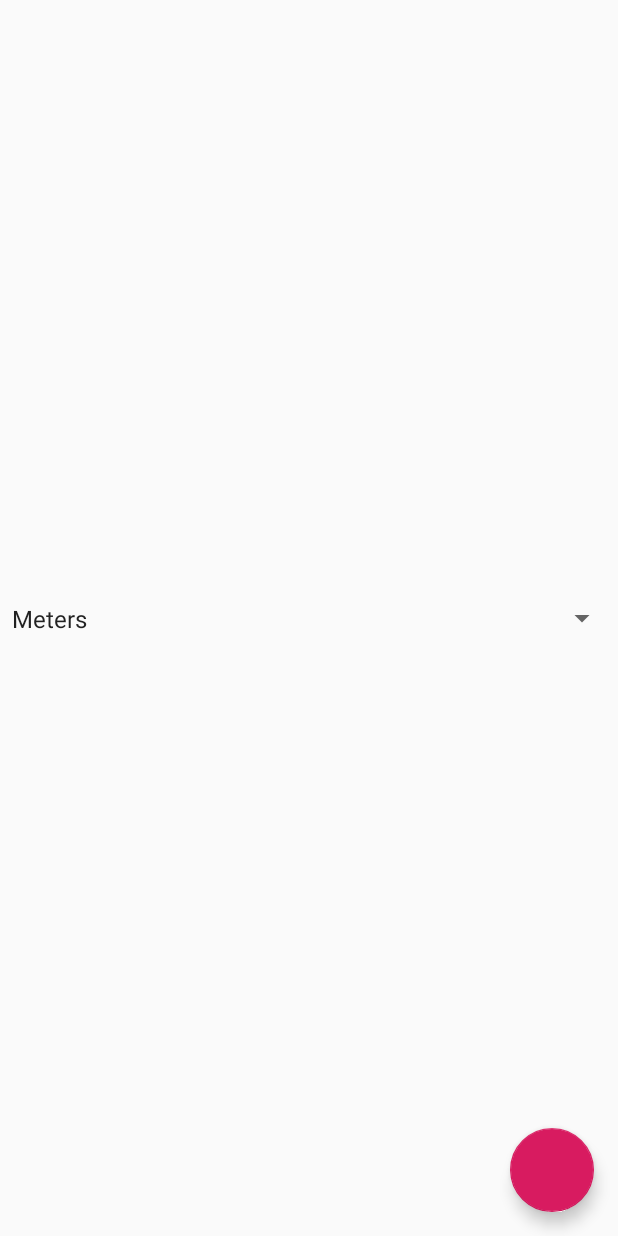
After one commit to mitchmad18/hw5_cis357, an Android app: the settingsActivity screen opened directly, with no data from a screen before it, on a phone screen of 412 x 824 dp. The commit adds this screen. Run offline under Robolectric (Android 15) with nearby library versions, the phone set to English and light mode, and no system bars.

Commit message:
Added logic for clear, mode, and settings intent to transition over to the settings screen.

```diff
--- a/app/build.gradle
+++ b/app/build.gradle
@@ -17,12 +17,18 @@ android {
             proguardFiles getDefaultProguardFile('proguard-android-optimize.txt'), 'proguard-rules.pro'
         }
     }
+
+    compileOptions {
+        sourceCompatibility JavaVersion.VERSION_1_8;
+        targetCompatibility JavaVersion.VERSION_1_8;
+    }
 }
 
 dependencies {
     implementation fileTree(dir: 'libs', include: ['*.jar'])
     implementation 'androidx.appcompat:appcompat:1.0.2'
     implementation 'androidx.constraintlayout:constraintlayout:1.1.3'
+    implementation 'com.google.android.material:material:1.0.0'
     testImplementation 'junit:junit:4.12'
     androidTestImplementation 'androidx.test.ext:junit:1.1.0'
     androidTestImplementation 'androidx.test.espresso:espresso-core:3.1.1'
--- a/app/src/main/AndroidManifest.xml
+++ b/app/src/main/AndroidManifest.xml
@@ -9,6 +9,10 @@
         android:roundIcon="@mipmap/ic_launcher_round"
         android:supportsRtl="true"
         android:theme="@style/AppTheme">
+        <activity
+            android:name=".settingsActivity"
+            android:label="@string/title_activity_settings"
+            android:theme="@style/AppTheme.NoActionBar"></activity>
         <activity android:name=".MainActivity">
             <intent-filter>
                 <action android:name="android.intent.action.MAIN" />
--- /dev/null
+++ b/app/src/main/java/com/example/calculatorapp/settingsActivity.java
@@ -0,0 +1,61 @@
+package com.example.calculatorapp;
+
+import android.content.Intent;
+import android.os.Bundle;
+
+import com.google.android.material.floatingactionbutton.FloatingActionButton;
+import com.google.android.material.snackbar.Snackbar;
+
+import androidx.appcompat.app.AppCompatActivity;
+import androidx.appcompat.widget.Toolbar;
+
+import android.view.View;
+import android.widget.AdapterView;
+import android.widget.ArrayAdapter;
+import android.widget.Spinner;
+
+public class settingsActivity extends AppCompatActivity {
+
+    private String selection = " ";
+
+    @Override
+    protected void onCreate(Bundle savedInstanceState) {
+        super.onCreate(savedInstanceState);
+        setContentView(R.layout.activity_settings);
+        //Toolbar toolbar = findViewById(R.id.toolbar);
+        //setSupportActionBar(toolbar);
+
+        FloatingActionButton fab = findViewById(R.id.fab);
+        fab.setOnClickListener(new View.OnClickListener() {
+            @Override
+            public void onClick(View view) {
+                //Snackbar.make(view, "Replace with your own action", Snackbar.LENGTH_LONG)
+                        //.setAction("Action", null).show();
+                Intent intent = new Intent();
+                intent.putExtra("unit", selection);
+                setResult(MainActivity.SETTINGS_SELECTION,intent);
+                finish();
+            }
+        });
+
+        Spinner spinner = (Spinner) findViewById(R.id.unitsSpinner);
+
+        ArrayAdapter<CharSequence> adapter = ArrayAdapter.createFromResource(this,
+                R.array.lengthUnits, android.R.layout.simple_spinner_item);
+
+        adapter.setDropDownViewResource(android.R.layout.simple_spinner_dropdown_item);
+        spinner.setAdapter(adapter);
+        spinner.setOnItemSelectedListener(new AdapterView.OnItemSelectedListener() {
+            @Override
+            public void onItemSelected(AdapterView<?> adapterView, View view, int i, long l) {
+                selection = (String) adapterView.getItemAtPosition(i);
+            }
+
+            @Override
+            public void onNothingSelected(AdapterView<?> parent) {
+
+            }
+        });
+    }
+
+}
--- /dev/null
+++ b/app/src/main/res/layout/activity_settings.xml
@@ -0,0 +1,25 @@
+<?xml version="1.0" encoding="utf-8"?>
+<androidx.constraintlayout.widget.ConstraintLayout xmlns:android="http://schemas.android.com/apk/res/android"
+    xmlns:app="http://schemas.android.com/apk/res-auto"
+    xmlns:tools="http://schemas.android.com/tools"
+    android:layout_width="match_parent"
+    android:layout_height="match_parent"
+    tools:context=".settingsActivity">
+
+    <com.google.android.material.floatingactionbutton.FloatingActionButton
+        android:id="@+id/fab"
+        android:layout_width="wrap_content"
+        android:layout_height="wrap_content"
+        android:layout_margin="@dimen/fab_margin"
+        app:layout_constraintBottom_toBottomOf="parent"
+        app:layout_constraintEnd_toEndOf="parent" />
+
+    <Spinner
+        android:id="@+id/unitsSpinner"
+        android:layout_width="match_parent"
+        android:layout_height="35dp"
+        app:layout_constraintBottom_toBottomOf="parent"
+        app:layout_constraintTop_toTopOf="parent"
+        tools:layout_editor_absoluteX="0dp" />
+
+</androidx.constraintlayout.widget.ConstraintLayout>
--- /dev/null
+++ b/app/src/main/res/values/dimens.xml
@@ -0,0 +1,3 @@
+<resources>
+    <dimen name="fab_margin">16dp</dimen>
+</resources>
--- a/app/src/main/res/values/strings.xml
+++ b/app/src/main/res/values/strings.xml
@@ -1,3 +1,14 @@
 <resources>
     <string name="app_name">calculatorApp</string>
+    <string name="title_activity_settings">SettingsActivity</string>
+    <string-array name="lengthUnits">
+        <item>Meters</item>
+        <item>Yards</item>
+        <item>Miles</item>
+    </string-array>
+    <string-array name="volumeUnits">
+        <item>Liters</item>
+        <item>Gallons</item>
+        <item>Quarts</item>
+    </string-array>
 </resources>
--- a/app/src/main/res/values/styles.xml
+++ b/app/src/main/res/values/styles.xml
@@ -8,4 +8,13 @@
         <item name="colorAccent">@color/colorAccent</item>
     </style>
 
+    <style name="AppTheme.NoActionBar">
+        <item name="windowActionBar">false</item>
+        <item name="windowNoTitle">true</item>
+    </style>
+
+    <style name="AppTheme.AppBarOverlay" parent="ThemeOverlay.AppCompat.Dark.ActionBar" />
+
+    <style name="AppTheme.PopupOverlay" parent="ThemeOverlay.AppCompat.Light" />
+
 </resources>
```
Also changed, not shown: app/src/main/java/com/example/calculatorapp/MainActivity.java (+70 -1 lines), app/src/main/res/layout/activity_main.xml (+44 -27 lines), app/src/main/res/layout/content_settings.xml (added, +11 -0 lines).
